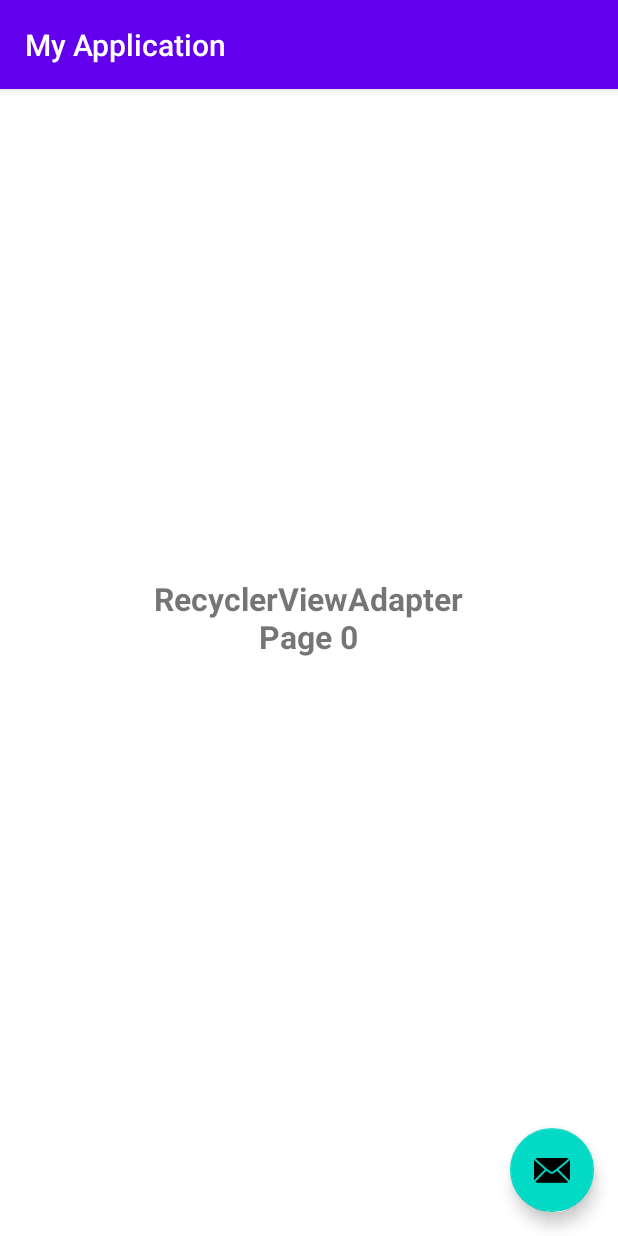
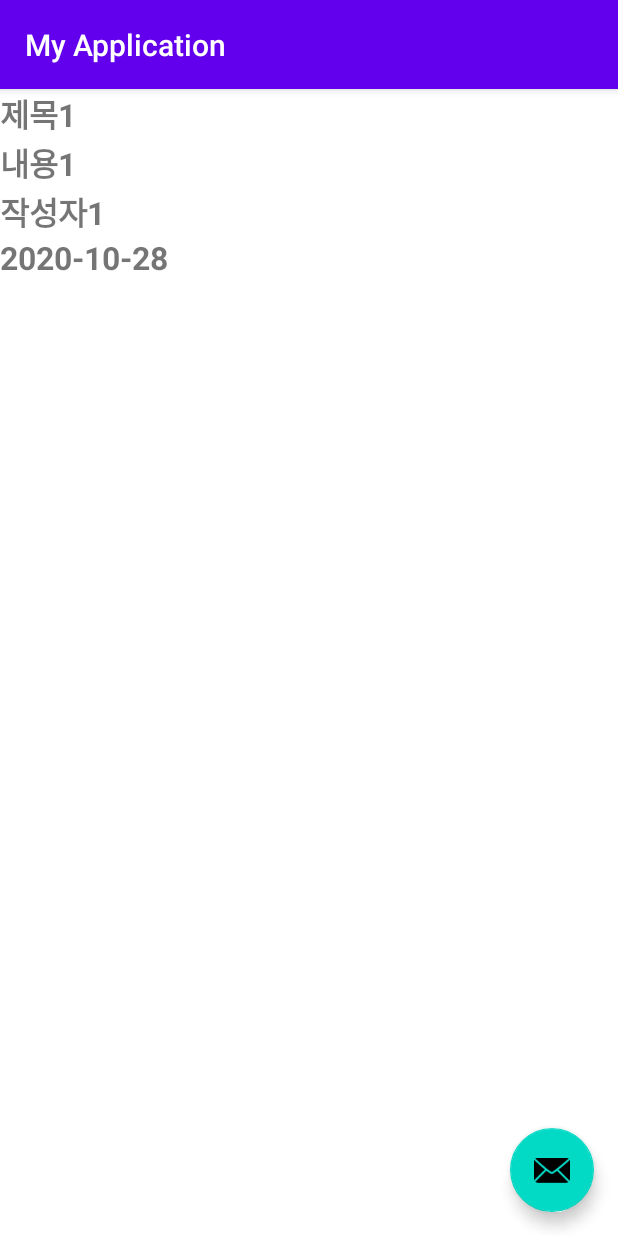
Before and after one commit to WallGGom/MapmO, an Android app: the screen it shows after launch (MainActivity), on a phone screen of 412 x 824 dp. Run offline under Robolectric (Android 15) with nearby library versions, the phone set to English and light mode, and no system bars.

```diff
--- a/이종호/PagerView2/app/src/main/java/com/example/myapplication/MainActivity.kt
+++ b/이종호/PagerView2/app/src/main/java/com/example/myapplication/MainActivity.kt
@@ -10,11 +10,11 @@ import kotlinx.android.synthetic.main.activity_main.*
 
 class MainActivity : AppCompatActivity() {
 
-    private val bgColors: MutableList<Int> = mutableListOf(
-            android.R.color.white,
-            android.R.color.holo_blue_light,
-            android.R.color.holo_orange_light,
-            android.R.color.holo_red_light
+    private val bgColors = mutableListOf(
+            Memo("제목1","작성자1","내용1","2020-10-28",android.R.color.white),
+            Memo("제목2","작성자2","내용2","2020-10-29",android.R.color.holo_blue_light),
+            Memo("제목3","작성자3","내용3","2020-10-30",android.R.color.holo_orange_light),
+            Memo("제목4","작성자4","내용4","2020-10-31",android.R.color.holo_red_light),
     )
 
     override fun onCreate(savedInstanceState: Bundle?) {
--- a/이종호/PagerView2/app/src/main/java/com/example/myapplication/PagerRecyclerAdapter.kt
+++ b/이종호/PagerView2/app/src/main/java/com/example/myapplication/PagerRecyclerAdapter.kt
@@ -4,13 +4,14 @@ import android.view.LayoutInflater
 import android.view.ViewGroup
 import androidx.recyclerview.widget.RecyclerView
 
-class PagerRecyclerAdapter(private val bgColors: List<Int>) : RecyclerView.Adapter<PagerViewHolder>() {
+class PagerRecyclerAdapter(private val bgColors: List<Memo>) : RecyclerView.Adapter<PagerViewHolder>() {
 
     override fun onCreateViewHolder(parent: ViewGroup, viewType: Int): PagerViewHolder =
             PagerViewHolder(LayoutInflater.from(parent.context).inflate(R.layout.item_pager, parent, false))
 
     override fun onBindViewHolder(holder: PagerViewHolder, position: Int) {
-        holder.bind(bgColors[position], position)
+        holder.bind1(bgColors[position])
+        holder.bind2(bgColors[position].bgcolor, position)
     }
 
     override fun getItemCount(): Int = bgColors.size
--- a/이종호/PagerView2/app/src/main/java/com/example/myapplication/PagerViewHolder.kt
+++ b/이종호/PagerView2/app/src/main/java/com/example/myapplication/PagerViewHolder.kt
@@ -8,10 +8,20 @@ import androidx.recyclerview.widget.RecyclerView
 
 class PagerViewHolder(itemView: View) : RecyclerView.ViewHolder(itemView) {
 
-    private val textView: TextView = itemView.findViewById(R.id.page_name)
+    private val title: TextView = itemView.findViewById(R.id.memo_title)
+    private val content: TextView = itemView.findViewById(R.id.memo_content)
+    private val name: TextView = itemView.findViewById(R.id.memo_name)
+    private val created: TextView = itemView.findViewById(R.id.memo_create_at)
 
-    fun bind(@ColorRes bgColor: Int, position: Int) {
-        textView.text = "RecyclerViewAdapter\nPage $position"
+    fun bind1(memo: Memo) {
+        title.text = memo.title
+        content.text = memo.content
+        name.text = memo.name
+        created.text = memo.created_at
+    }
+
+    fun bind2(@ColorRes bgColor: Int, position: Int) {
+
         itemView.setBackgroundColor(ContextCompat.getColor(itemView.context, bgColor))
     }
 }
--- /dev/null
+++ b/이종호/PagerView2/app/src/main/java/com/example/myapplication/TempModel.kt
@@ -0,0 +1,9 @@
+package com.example.myapplication
+
+class Memo(
+        var title: String,
+        var name: String,
+        var content: String,
+        var created_at: String,
+        var bgcolor: Int,
+)
--- a/이종호/PagerView2/app/src/main/res/layout/activity_main.xml
+++ b/이종호/PagerView2/app/src/main/res/layout/activity_main.xml
@@ -10,7 +10,9 @@
     <com.google.android.material.appbar.AppBarLayout
         android:layout_height="wrap_content"
         android:layout_width="match_parent"
-        android:theme="@style/Theme.MyApplication.AppBarOverlay">
+        android:theme="@style/Theme.MyApplication.AppBarOverlay"
+        android:id="@+id/nav"
+        >
 
         <TextView
             android:id="@+id/title"
@@ -27,7 +29,9 @@
     <androidx.viewpager2.widget.ViewPager2
         android:id="@+id/pager"
         android:layout_width="match_parent"
-        android:layout_height="match_parent" />
+        android:layout_height="match_parent"
+        app:layout_behavior="@string/appbar_scrolling_view_behavior"
+        />
 
     <com.google.android.material.floatingactionbutton.FloatingActionButton
         android:id="@+id/fab"
--- a/이종호/PagerView2/app/src/main/res/layout/item_pager.xml
+++ b/이종호/PagerView2/app/src/main/res/layout/item_pager.xml
@@ -3,14 +3,36 @@
     xmlns:tools="http://schemas.android.com/tools"
     android:layout_width="match_parent"
     android:layout_height="match_parent"
-    android:gravity="center"
     android:orientation="vertical">
 
     <TextView
-        android:id="@+id/page_name"
+        android:id="@+id/memo_title"
         android:layout_width="wrap_content"
         android:layout_height="wrap_content"
-        android:gravity="center"
+        android:textSize="21sp"
+        android:textStyle="bold"
+        tools:text="Page 1" />
+
+    <TextView
+        android:id="@+id/memo_content"
+        android:layout_width="wrap_content"
+        android:layout_height="wrap_content"
+        android:textSize="21sp"
+        android:textStyle="bold"
+        tools:text="Page 1" />
+
+    <TextView
+        android:id="@+id/memo_name"
+        android:layout_width="wrap_content"
+        android:layout_height="wrap_content"
+        android:textSize="21sp"
+        android:textStyle="bold"
+        tools:text="Page 1" />
+
+    <TextView
+        android:id="@+id/memo_create_at"
+        android:layout_width="wrap_content"
+        android:layout_height="wrap_content"
         android:textSize="21sp"
         android:textStyle="bold"
         tools:text="Page 1" />
```
Also changed, not shown: 2 other files.
